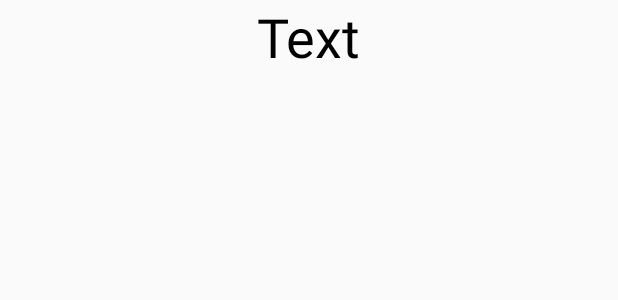
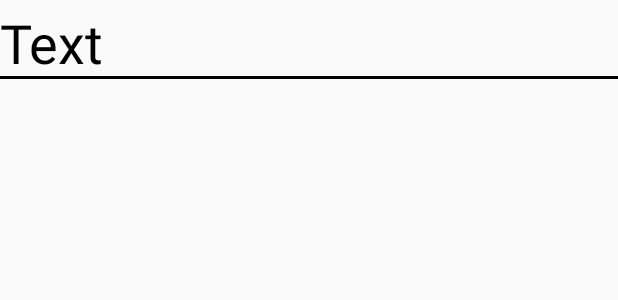
Before and after one commit to AK1ND/Alarm, an Android app: the layout rc_item.xml on its own in the app's theme, with its tools: preview values and no code run, on a phone screen of 412 x 824 dp. Shown: the top 300 px of the screen. Run offline under Robolectric (Android 15) with nearby library versions, the phone set to English and light mode, and no system bars.

Commit message:
fix layouts

```diff
--- a/app/src/main/java/com/alex_kind/alarm/AlarmAdapter.kt
+++ b/app/src/main/java/com/alex_kind/alarm/AlarmAdapter.kt
@@ -44,8 +44,8 @@ class AlarmAdapter(var alarms: List<Alarms>, mainActivity: CoroutineScope) :
         val alarm = alarms[position]
 
         var minute = alarm.minute.toString()
-        if(alarm.minute == 0){
-            minute = "00"
+        if(alarm.minute < 10){
+            minute = "0"+alarm.minute.toString()
         }
 
         holder.tvAlarm?.text = alarm.hour.toString()+":"+minute
--- a/app/src/main/res/layout/rc_item.xml
+++ b/app/src/main/res/layout/rc_item.xml
@@ -1,6 +1,10 @@
 <?xml version="1.0" encoding="utf-8"?>
-<androidx.constraintlayout.widget.ConstraintLayout xmlns:android="http://schemas.android.com/apk/res/android"
+<androidx.appcompat.widget.LinearLayoutCompat xmlns:android="http://schemas.android.com/apk/res/android"
     xmlns:app="http://schemas.android.com/apk/res-auto"
+    android:layout_width="match_parent"
+    android:layout_height="wrap_content">
+
+    <androidx.constraintlayout.widget.ConstraintLayout
         android:layout_width="match_parent"
         android:layout_height="wrap_content">
 
@@ -12,7 +16,20 @@
             android:textColor="@color/black"
             android:textSize="36sp"
             app:layout_constraintStart_toStartOf="parent"
+            app:layout_constraintTop_toTopOf="parent"
+            android:layout_marginBottom="4dp"
+            android:layout_marginTop="4dp"/>
+
+        <View
+            android:layout_width="match_parent"
+            android:layout_height="2dp"
+            android:background="@color/black"
+            app:layout_constraintBottom_toBottomOf="parent"
             app:layout_constraintEnd_toEndOf="parent"
-        app:layout_constraintTop_toTopOf="parent" />
+            app:layout_constraintStart_toStartOf="parent"
+            />
 
     </androidx.constraintlayout.widget.ConstraintLayout>
+
+
+</androidx.appcompat.widget.LinearLayoutCompat>
```
Also changed, not shown: app/src/main/java/com/alex_kind/alarm/AutoStart.kt (+4 -4 lines), app/src/main/res/layout/activity_main.xml (+20 -12 lines). Lines whose indentation alone changed are shown as unchanged.
